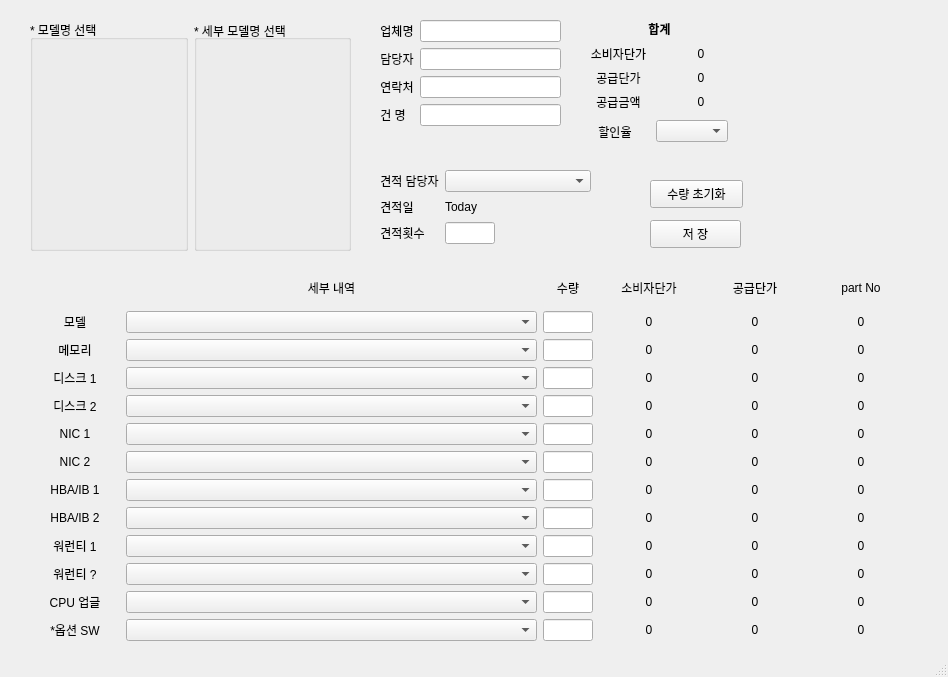
Qt form external/estimate/main_windows.ui (weed700/study_repo) before a commit.
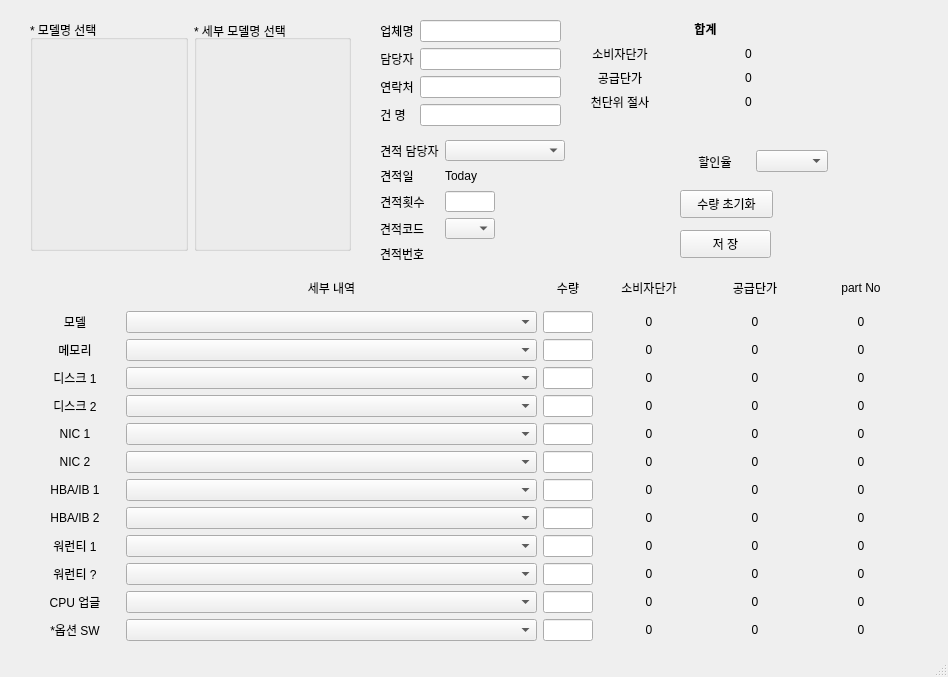
The same form after that commit.

Commit message: Next 엑셀 내보내기

```diff
--- a/external/estimate/main_windows.ui
+++ b/external/estimate/main_windows.ui
@@ -90,8 +90,8 @@
    <widget class="QPushButton" name="OK">
     <property name="geometry">
      <rect>
-      <x>650</x>
-      <y>220</y>
+      <x>680</x>
+      <y>230</y>
       <width>91</width>
       <height>28</height>
      </rect>
@@ -104,9 +104,9 @@
     <property name="geometry">
      <rect>
       <x>380</x>
-      <y>170</y>
-      <width>211</width>
-      <height>81</height>
+      <y>140</y>
+      <width>281</width>
+      <height>123</height>
      </rect>
     </property>
     <layout class="QFormLayout" name="formLayout_2">
@@ -124,7 +124,7 @@
       <widget class="QComboBox" name="est_manager">
        <property name="maximumSize">
         <size>
-         <width>300</width>
+         <width>120</width>
          <height>16777215</height>
         </size>
        </property>
@@ -140,6 +140,19 @@
        </property>
       </widget>
      </item>
+     <item row="1" column="1">
+      <widget class="QLabel" name="date">
+       <property name="maximumSize">
+        <size>
+         <width>300</width>
+         <height>16777215</height>
+        </size>
+       </property>
+       <property name="text">
+        <string>Today</string>
+       </property>
+      </widget>
+     </item>
      <item row="2" column="0">
       <widget class="QLabel" name="Label_6">
        <property name="text">
@@ -160,17 +173,35 @@
        </property>
       </widget>
      </item>
-     <item row="1" column="1">
-      <widget class="QLabel" name="date">
+     <item row="4" column="0">
+      <widget class="QLabel" name="label_26">
+       <property name="text">
+        <string>견적번호</string>
+       </property>
+      </widget>
+     </item>
+     <item row="4" column="1">
+      <widget class="QLabel" name="est_num">
+       <property name="text">
+        <string/>
+       </property>
+      </widget>
+     </item>
+     <item row="3" column="0">
+      <widget class="QLabel" name="label_27">
+       <property name="text">
+        <string>견적코드</string>
+       </property>
+      </widget>
+     </item>
+     <item row="3" column="1">
+      <widget class="QComboBox" name="est_code">
        <property name="maximumSize">
         <size>
-         <width>300</width>
+         <width>50</width>
          <height>16777215</height>
         </size>
        </property>
-       <property name="text">
-        <string>Today</string>
-       </property>
       </widget>
      </item>
     </layout>
@@ -180,13 +211,13 @@
      <rect>
       <x>580</x>
       <y>20</y>
-      <width>159</width>
+      <width>251</width>
       <height>91</height>
      </rect>
     </property>
     <layout class="QGridLayout" name="gridLayout_2">
      <item row="2" column="1">
-      <widget class="QLabel" name="label_17">
+      <widget class="QLabel" name="money_sum_1">
        <property name="text">
         <string>0</string>
        </property>
@@ -196,7 +227,7 @@
       </widget>
      </item>
      <item row="3" column="1">
-      <widget class="QLabel" name="label_18">
+      <widget class="QLabel" name="money_sum_2">
        <property name="text">
         <string>0</string>
        </property>
@@ -207,8 +238,14 @@
      </item>
      <item row="4" column="0">
       <widget class="QLabel" name="label_16">
+       <property name="maximumSize">
+        <size>
+         <width>80</width>
+         <height>16777215</height>
+        </size>
+       </property>
        <property name="text">
-        <string>공급금액</string>
+        <string>천단위 절사</string>
        </property>
        <property name="alignment">
         <set>Qt::AlignCenter</set>
@@ -217,6 +254,12 @@
      </item>
      <item row="2" column="0">
       <widget class="QLabel" name="label_14">
+       <property name="maximumSize">
+        <size>
+         <width>80</width>
+         <height>16777215</height>
+        </size>
+       </property>
        <property name="text">
         <string>소비자단가</string>
        </property>
@@ -227,6 +270,12 @@
      </item>
      <item row="3" column="0">
       <widget class="QLabel" name="label_15">
+       <property name="maximumSize">
+        <size>
+         <width>80</width>
+         <height>16777215</height>
+        </size>
+       </property>
        <property name="text">
         <string>공급단가</string>
        </property>
@@ -236,7 +285,7 @@
       </widget>
      </item>
      <item row="4" column="1">
-      <widget class="QLabel" name="label_19">
+      <widget class="QLabel" name="tt">
        <property name="text">
         <string>0</string>
        </property>
@@ -273,8 +322,8 @@
    <widget class="QWidget" name="horizontalLayoutWidget">
     <property name="geometry">
      <rect>
-      <x>580</x>
-      <y>120</y>
+      <x>680</x>
+      <y>150</y>
       <width>148</width>
       <height>23</height>
      </rect>
@@ -1481,8 +1530,8 @@
    <widget class="QPushButton" name="count_init">
     <property name="geometry">
      <rect>
-      <x>650</x>
-      <y>180</y>
+      <x>680</x>
+      <y>190</y>
       <width>93</width>
       <height>28</height>
      </rect>
```
The commit also changes 1 other file.
